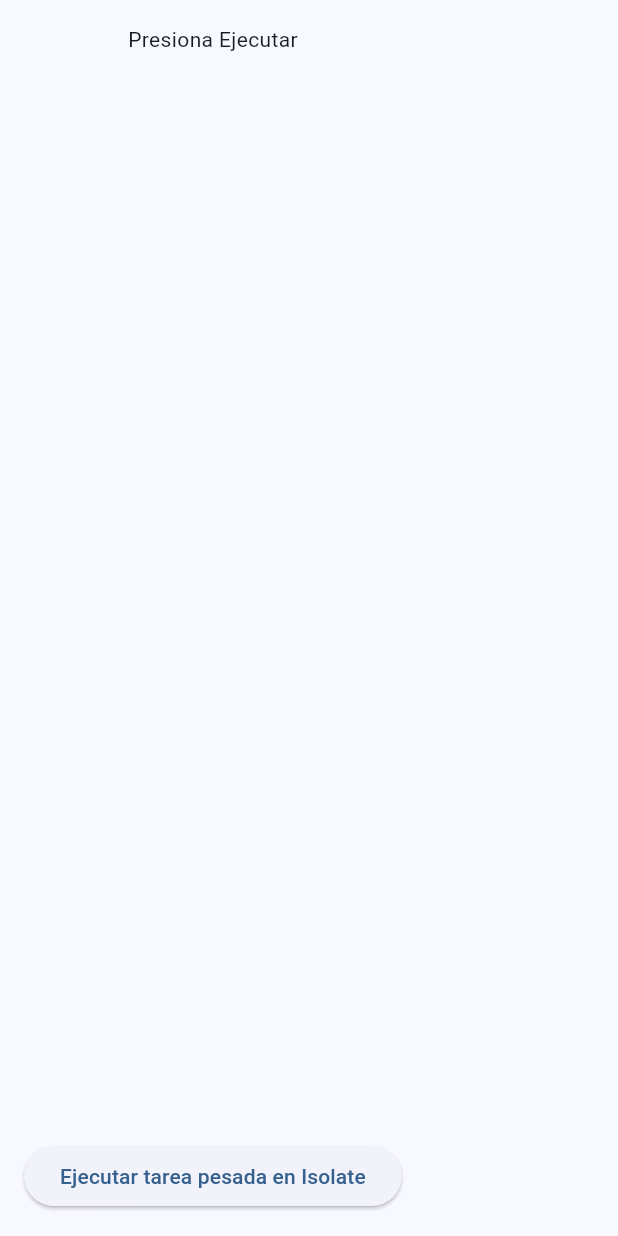
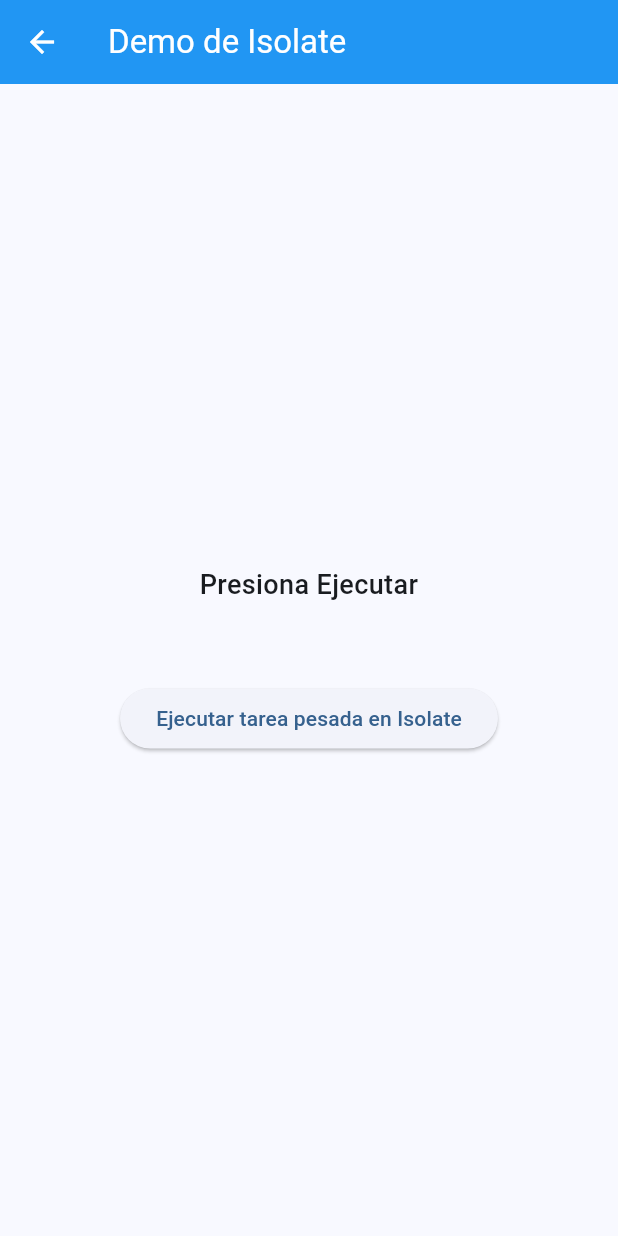
Before and after one commit to JuanCobo01/flutterCurso, a Flutter app: the IsolateDemo screen opened directly, on a phone screen of 412 x 824 dp. Run offline on Flutter 3.47's test engine with Material 3 defaults, Android fonts, the phone set to English and light mode, and no system bars; our stand-ins replace go_router, skeletonizer.

Commit message:
Correccion de rutas,ajuste de detalles en timer e isolate

```diff
--- a/lib/config/app_router.dart
+++ b/lib/config/app_router.dart
@@ -2,6 +2,8 @@ import 'package:flutter/material.dart';
 import 'package:go_router/go_router.dart';
 import '../ui/views/home_screen.dart';
 import '../ui/views/async_demo_screen.dart';
+import '../ui/views/timer_demo.dart';
+import '../ui/views/isolate_demo.dart';
 
 final GoRouter appRouter = GoRouter(
   routes: [
@@ -13,5 +15,13 @@ final GoRouter appRouter = GoRouter(
       path: '/async',
       builder: (context, state) => const AsyncDemoScreen(),
     ),
+    GoRoute(
+      path: '/timer',
+      builder: (context, state) => const TimerDemo(),
+    ),
+    GoRoute(
+      path: '/isolate',
+      builder: (context, state) => const IsolateDemo(),
+    ),
   ],
 );
--- a/lib/ui/views/isolate_demo.dart
+++ b/lib/ui/views/isolate_demo.dart
@@ -1,8 +1,10 @@
 import 'package:flutter/material.dart';
+import 'package:go_router/go_router.dart';
 import '../../services/heavy_compute.dart';
 
 class IsolateDemo extends StatefulWidget {
   const IsolateDemo({super.key});
+
   @override
   State<IsolateDemo> createState() => _IsolateDemoState();
 }
@@ -18,9 +20,10 @@ class _IsolateDemoState extends State<IsolateDemo> {
       _busy = true;
       _result = null;
     });
+
     print("[IsolateDemo] Antes de runHeavySum()");
     try {
-      final res = await runHeavySum(20000000); // 20 millones como ejemplo; ajusta si es necesario
+      final res = await runHeavySum(20000000); // 20 millones como ejemplo
       print("[IsolateDemo] Resultado recibido: $res");
       setState(() {
         _status = "Listo";
@@ -37,19 +40,59 @@ class _IsolateDemoState extends State<IsolateDemo> {
 
   @override
   Widget build(BuildContext context) {
-    return Padding(
+    return Scaffold(
+      appBar: AppBar(
+        title: const Text('Demo de Isolate'),
+        leading: IconButton(
+          icon: const Icon(Icons.arrow_back),
+          onPressed: () => context.go('/'), // 🔙 volver a HomeScreen
+        ),
+      ),
+      body: Padding(
         padding: const EdgeInsets.all(16.0),
         child: Column(
+          mainAxisAlignment:
+              MainAxisAlignment.center, // centra verticalmente todo el contenido
+          crossAxisAlignment:
+              CrossAxisAlignment.center, // centra horizontalmente el texto
           children: [
-          Text(_status),
+            Center(
+              child: Text(
+                _status,
+                style: const TextStyle(
+                  fontSize: 18,
+                  fontWeight: FontWeight.w500,
+                ),
+                textAlign: TextAlign.center,
+              ),
+            ),
             const SizedBox(height: 12),
-          if (_result != null) Text("Resultado: $_result", style: const TextStyle(fontSize: 18)),
-          const Spacer(),
+            if (_result != null)
+              Text(
+                "Resultado: $_result",
+                style: const TextStyle(fontSize: 18, fontWeight: FontWeight.bold),
+                textAlign: TextAlign.center,
+              ),
+            const SizedBox(height: 40), // separa un poco antes del botón
             ElevatedButton(
               onPressed: _busy ? null : _run,
-            child: const Text('Ejecutar tarea pesada en Isolate'),
+              child: _busy
+                  ? const Row(
+                      mainAxisSize: MainAxisSize.min,
+                      children: [
+                        SizedBox(
+                          width: 18,
+                          height: 18,
+                          child: CircularProgressIndicator(strokeWidth: 2),
+                        ),
+                        SizedBox(width: 10),
+                        Text('Procesando...'),
+                      ],
+                    )
+                  : const Text('Ejecutar tarea pesada en Isolate'),
             ),
           ],
+        ),
       ),
     );
   }
--- a/lib/ui/views/timer_demo.dart
+++ b/lib/ui/views/timer_demo.dart
@@ -1,8 +1,10 @@
 import 'dart:async';
 import 'package:flutter/material.dart';
+import 'package:go_router/go_router.dart';
 
 class TimerDemo extends StatefulWidget {
   const TimerDemo({super.key});
+
   @override
   State<TimerDemo> createState() => _TimerDemoState();
 }
@@ -55,13 +57,23 @@ class _TimerDemoState extends State<TimerDemo> {
 
   @override
   Widget build(BuildContext context) {
-    return Padding(
+    return Scaffold(
+      appBar: AppBar(
+        title: const Text('Demo de Timer'),
+        leading: IconButton(
+          icon: const Icon(Icons.arrow_back),
+          onPressed: () => context.go('/'), // 🔙 volver al HomeScreen
+        ),
+      ),
+      body: Padding(
         padding: const EdgeInsets.all(16.0),
         child: Column(
           children: [
             const SizedBox(height: 20),
-          Text(_format(_milliseconds),
-              style: const TextStyle(fontSize: 48, fontWeight: FontWeight.bold)),
+            Text(
+              _format(_milliseconds),
+              style: const TextStyle(fontSize: 48, fontWeight: FontWeight.bold),
+            ),
             const SizedBox(height: 20),
             Wrap(
               spacing: 8,
@@ -74,6 +86,7 @@ class _TimerDemoState extends State<TimerDemo> {
             ),
           ],
         ),
+      ),
     );
   }
 }
```
Also changed, not shown: lib/config/app_theme.dart (line endings or trailing spaces), lib/services/heavy_compute.dart (line endings or trailing spaces), lib/ui/views/async_demo_screen.dart (line endings or trailing spaces), lib/ui/views/future_demo.dart (line endings or trailing spaces), lib/ui/views/home_screen.dart (line endings or trailing spaces), lib/ui/widgets/base_view.dart (line endings or trailing spaces), lib/ui/widgets/custom_drawer.dart (line endings or trailing spaces). Lines whose indentation alone changed are shown as unchanged.
